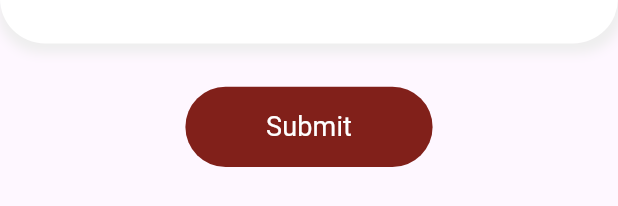
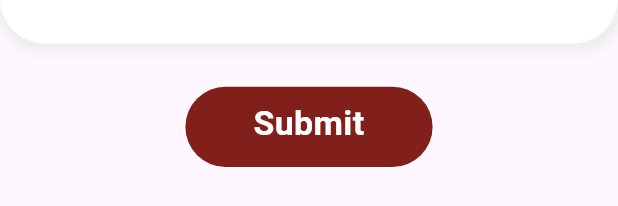
Before and after one commit to ramywael/Graduation, a Flutter app: the BloodRequestContent widget shown alone on an empty page, opened directly, on a phone screen of 412 x 824 dp. Shown: the part 772-978 px from the top of the screen. Run offline on Flutter 3.47's test engine with Material 3 defaults, Android fonts, the phone set to English and light mode, and no system bars; our stand-ins replace curved_navigation_bar, flutter_svg, material_symbols_icons, table_calendar; Roboto replaces fonts that are missing (Roboto-Regular).

Commit message:
Responsive blood_request.dart and refactor

```diff
--- /dev/null
+++ b/lib/custom_widgets/blood_request_screen/attached_blood_request_container.dart
@@ -0,0 +1,57 @@
+import 'package:flutter/material.dart';
+
+class AttachedBloodRequestContainer extends StatelessWidget {
+  final double screenWidth;
+  const AttachedBloodRequestContainer({Key? key, required this.screenWidth}) : super(key: key);
+
+  @override
+  Widget build(BuildContext context) {
+    return Container(
+      height: screenWidth * 0.3,
+      decoration: BoxDecoration(
+        color: Colors.white,
+        borderRadius: BorderRadius.circular(30),
+        boxShadow: [
+          BoxShadow(
+            color: Colors.grey[200]!,
+            offset: const Offset(1, 3),
+            blurRadius: 6,
+            spreadRadius: 3,
+          ),
+        ],
+      ),
+      child: Row(
+        children: [
+          const Spacer(flex: 2),
+          const Icon(
+            Icons.download,
+            size: 50,
+            color: Color(0xff81201a),
+          ),
+          const Spacer(flex: 7),
+          Container(
+            width: screenWidth * 0.26,
+            height: screenWidth * 0.12,
+            decoration: BoxDecoration(
+              color: const Color(0xff81201a),
+              borderRadius: BorderRadius.circular(50),
+            ),
+            child: TextButton(
+              onPressed: () {},
+              child: const Text(
+                'Download',
+                style: TextStyle(
+                  color: Colors.white,
+                  fontSize: 17,
+                  fontWeight: FontWeight.w400,
+                  fontFamily: 'Roboto-Regular',
+                ),
+              ),
+            ),
+          ),
+          const Spacer(flex: 2),
+        ],
+      ),
+    );
+  }
+}
--- a/lib/custom_widgets/blood_request_screen/blood_request_content.dart
+++ b/lib/custom_widgets/blood_request_screen/blood_request_content.dart
@@ -1,4 +1,10 @@
 import 'package:flutter/material.dart';
+import 'package:grad/constants/constant.dart';
+import 'package:grad/custom_widgets/blood_request_screen/time_blood_request_container.dart';
+import 'package:grad/custom_widgets/blood_request_screen/urgent_blood_request_container.dart';
+import 'package:grad/custom_widgets/profile_components/custom_button.dart';
+import 'package:grad/screens/thanks_registration_loading_screens/thanks_for_using_app.dart';
+import 'attached_blood_request_container.dart';
 
 class BloodRequestContent extends StatelessWidget {
   const BloodRequestContent({super.key});
@@ -19,45 +25,7 @@ class BloodRequestContent extends StatelessWidget {
           ),
         ),
         SizedBox(height: screenWidth * 0.025),
-        Container(
-          height: screenWidth * 0.25,
-          decoration: BoxDecoration(
-            color: Colors.white,
-            borderRadius: BorderRadius.circular(30),
-            boxShadow: [
-              BoxShadow(
-                color: Colors.grey[200]!,
-                offset: const Offset(1, 3),
-                blurRadius: 6,
-                spreadRadius: 3,
-              ),
-            ],
-          ),
-          child: Row(
-            children: [
-              const Spacer(flex: 1),
-              Text(
-                '3',
-                style: TextStyle(
-                  fontWeight: FontWeight.w900,
-                  fontSize: screenWidth * 0.075,
-                  fontFamily: 'Roboto-Regular',
-                  color: Colors.black,
-                ),
-              ),
-              const Spacer(flex: 7),
-              Text(
-                'Urgent Request',
-                style: TextStyle(
-                  fontSize: screenWidth * 0.04,
-                  fontWeight: FontWeight.w400,
-                  fontFamily: 'Roboto-Regular',
-                ),
-              ),
-              const Spacer(flex: 1),
-            ],
-          ),
-        ),
+        UrgentRequestsBloodRequestContainer(screenWidth: screenWidth),
         SizedBox(height: screenWidth * 0.09),
         const Text(
           'Attached',
@@ -68,53 +36,7 @@ class BloodRequestContent extends StatelessWidget {
           ),
         ),
         SizedBox(height: screenWidth * 0.025),
-        Container(
-          height: screenWidth * 0.3,
-          decoration: BoxDecoration(
-            color: Colors.white,
-            borderRadius: BorderRadius.circular(30),
-            boxShadow: [
-              BoxShadow(
-                color: Colors.grey[200]!,
-                offset: const Offset(1, 3),
-                blurRadius: 6,
-                spreadRadius: 3,
-              ),
-            ],
-          ),
-          child: Row(
-            children: [
-              const Spacer(flex: 2),
-              const Icon(
-                Icons.download,
-                size: 50,
-                color: Color(0xff81201a),
-              ),
-              const Spacer(flex: 7),
-              Container(
-                width: screenWidth * 0.26,
-                height: screenWidth * 0.12,
-                decoration: BoxDecoration(
-                  color: const Color(0xff81201a),
-                  borderRadius: BorderRadius.circular(50),
-                ),
-                child: TextButton(
-                  onPressed: () {},
-                  child: const Text(
-                    'Download',
-                    style: TextStyle(
-                      color: Colors.white,
-                      fontSize: 17,
-                      fontWeight: FontWeight.w400,
-                      fontFamily: 'Roboto-Regular',
-                    ),
-                  ),
-                ),
-              ),
-              const Spacer(flex: 2),
-            ],
-          ),
-        ),
+        AttachedBloodRequestContainer(screenWidth: screenWidth),
         SizedBox(height: screenWidth * 0.09),
         const Text(
           'Time',
@@ -125,34 +47,7 @@ class BloodRequestContent extends StatelessWidget {
           ),
         ),
         SizedBox(height: screenWidth * 0.025),
-        Container(
-          height: screenWidth * 0.25,
-          width: double.infinity,
-          alignment: Alignment.centerLeft,
-          decoration: BoxDecoration(
-            color: Colors.white,
-            borderRadius: BorderRadius.circular(30),
-            boxShadow: [
-              BoxShadow(
-                color: Colors.grey[200]!,
-                offset: const Offset(1, 3),
-                blurRadius: 6,
-                spreadRadius: 3,
-              ),
-            ],
-          ),
-          child: Padding(
-            padding: EdgeInsets.only(left: screenWidth * 0.1),
-            child: Text(
-              '10/15/2022',
-              style: TextStyle(
-                fontWeight: FontWeight.w900,
-                fontSize: screenWidth * 0.06,
-                fontFamily: 'Roboto-Regular',
-              ),
-            ),
-          ),
-        ),
+        TimeBloodRequestContainer(screenWidth: screenWidth),
         SizedBox(height: screenWidth * 0.07),
         Center(
           child: Container(
@@ -162,16 +57,24 @@ class BloodRequestContent extends StatelessWidget {
               color: const Color(0xff81201a),
               borderRadius: BorderRadius.circular(45),
             ),
-            child: TextButton(
-              onPressed: () {},
-              child: const Text(
-                'Submit',
-                style: TextStyle(
-                  color: Colors.white,
-                  fontSize: 18,
-                  fontWeight: FontWeight.w500,
-                  fontFamily: 'Roboto-Regular',
-                ),
+            child: CustomButton(
+              text: "Submit",
+              onTap: () {
+                Navigator.pushReplacement(
+                  context,
+                  MaterialPageRoute(
+                    builder: (context) => const ThanksForUsingApp(),
+                  ),
+                );
+              },
+              color: kPrimaryColor,
+              fontSize: screenWidth * 0.055,
+              padding: EdgeInsets.symmetric(
+                horizontal: screenWidth * 0.02,
+              ),
+              margin: EdgeInsets.symmetric(
+                horizontal: screenWidth * 0.05,
+                vertical: screenWidth * 0.02,
               ),
             ),
           ),
--- /dev/null
+++ b/lib/custom_widgets/blood_request_screen/time_blood_request_container.dart
@@ -0,0 +1,43 @@
+
+import 'package:flutter/material.dart';
+
+class TimeBloodRequestContainer extends StatelessWidget {
+  const TimeBloodRequestContainer({
+    super.key,
+    required this.screenWidth,
+  });
+
+  final double screenWidth;
+
+  @override
+  Widget build(BuildContext context) {
+    return Container(
+      height: screenWidth * 0.25,
+      width: double.infinity,
+      alignment: Alignment.centerLeft,
+      decoration: BoxDecoration(
+        color: Colors.white,
+        borderRadius: BorderRadius.circular(30),
+        boxShadow: [
+          BoxShadow(
+            color: Colors.grey[200]!,
+            offset: const Offset(1, 3),
+            blurRadius: 6,
+            spreadRadius: 3,
+          ),
+        ],
+      ),
+      child: Padding(
+        padding: EdgeInsets.only(left: screenWidth * 0.1),
+        child: Text(
+          '10/15/2022',
+          style: TextStyle(
+            fontWeight: FontWeight.w900,
+            fontSize: screenWidth * 0.06,
+            fontFamily: 'Roboto-Regular',
+          ),
+        ),
+      ),
+    );
+  }
+}
--- /dev/null
+++ b/lib/custom_widgets/blood_request_screen/urgent_blood_request_container.dart
@@ -0,0 +1,50 @@
+import 'package:flutter/material.dart';
+
+class UrgentRequestsBloodRequestContainer extends StatelessWidget {
+  final double screenWidth;
+  const UrgentRequestsBloodRequestContainer(
+      {Key? key, required this.screenWidth})
+      : super(key: key);
+  @override
+  Widget build(BuildContext context) {
+    return Container(
+      height: screenWidth * 0.25,
+      decoration: BoxDecoration(
+        color: Colors.white,
+        borderRadius: BorderRadius.circular(30),
+        boxShadow: [
+          BoxShadow(
+            color: Colors.grey[200]!,
+            offset: const Offset(1, 3),
+            blurRadius: 6,
+            spreadRadius: 3,
+          ),
+        ],
+      ),
+      child: Row(
+        children: [
+          const Spacer(flex: 1),
+          Text(
+            '3',
+            style: TextStyle(
+              fontWeight: FontWeight.w900,
+              fontSize: screenWidth * 0.075,
+              fontFamily: 'Roboto-Regular',
+              color: Colors.black,
+            ),
+          ),
+          const Spacer(flex: 7),
+          Text(
+            'Urgent Request',
+            style: TextStyle(
+              fontSize: screenWidth * 0.04,
+              fontWeight: FontWeight.w400,
+              fontFamily: 'Roboto-Regular',
+            ),
+          ),
+          const Spacer(flex: 1),
+        ],
+      ),
+    );
+  }
+}
```
Also changed, not shown: lib/custom_widgets/blood_request_screen/app_bar_title.dart (added, +65 -0 lines), lib/custom_widgets/blood_request_screen/blood_request_body.dart (added, +22 -0 lines), lib/screens/bloodreq_bloodtype_notifications_screens/blood_request.dart (+17 -107 lines).
